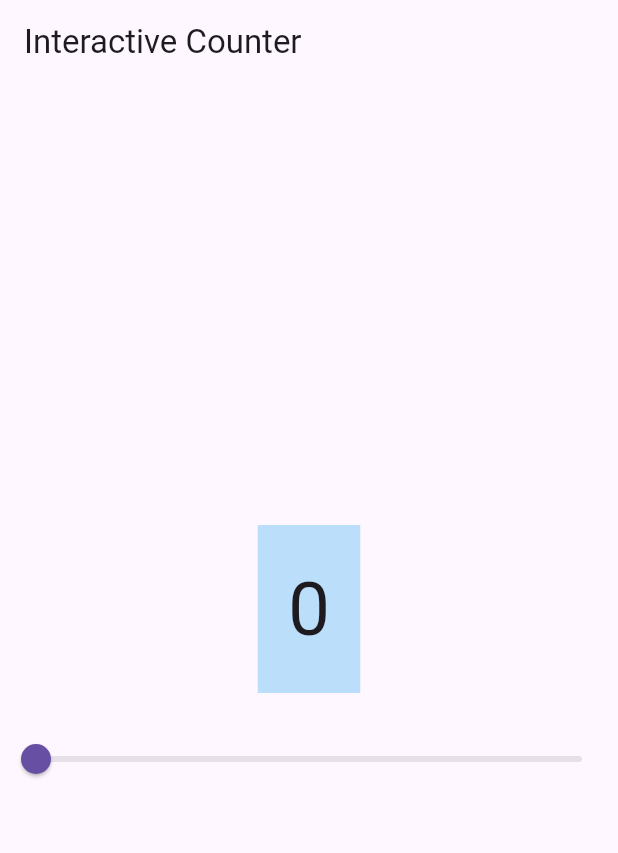
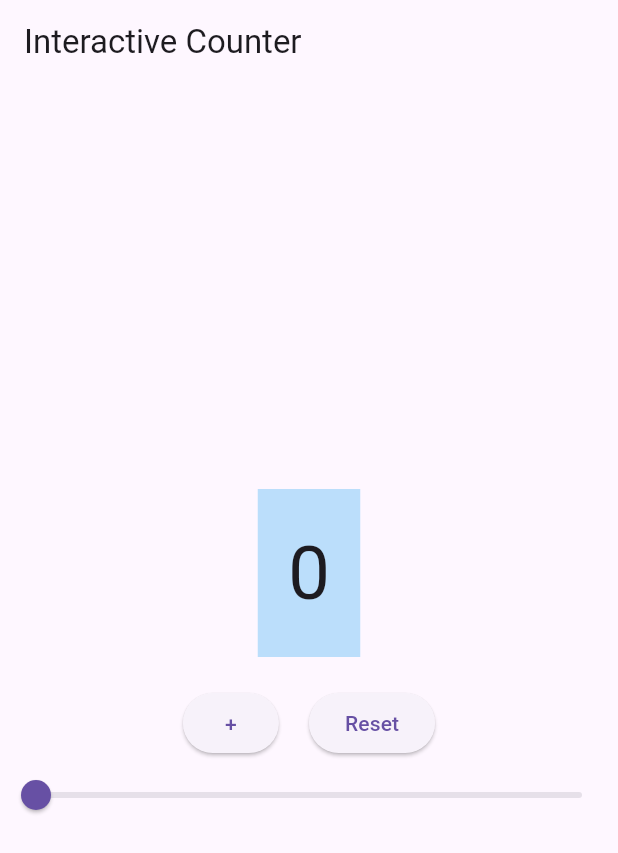
Before and after one commit to simmikumari12/stateful_lab, a Flutter app: the screen it shows after launch, on a phone screen of 412 x 824 dp. Shown: the top 853 px of the screen. Run offline on Flutter 3.47's test engine with Material 3 defaults, Android fonts, the phone set to English and light mode, and no system bars.

Commit message:
did level 1 of part3

```diff
--- a/lib/main.dart
+++ b/lib/main.dart
@@ -41,6 +41,28 @@ class _CounterWidgetState extends State<CounterWidget> {
             ),
           ),
           SizedBox(height: 20),
+          Row(
+            mainAxisAlignment: MainAxisAlignment.center,
+            children: [
+              ElevatedButton(
+                onPressed: () {
+                  setState(() {
+                    if (_counter < 100) _counter++; // Increment logic
+                  });
+                },
+                child: Text("+"),
+              ),
+              SizedBox(width: 20), // Spacing between buttons
+              ElevatedButton(
+                onPressed: () {
+                  setState(() {
+                    _counter = 0; // Reset logic
+                  });
+                },
+                child: Text("Reset"),
+              ),
+            ],
+          ),
           Slider(
             min: 0, max: 100,
             value: _counter.toDouble(),
```
